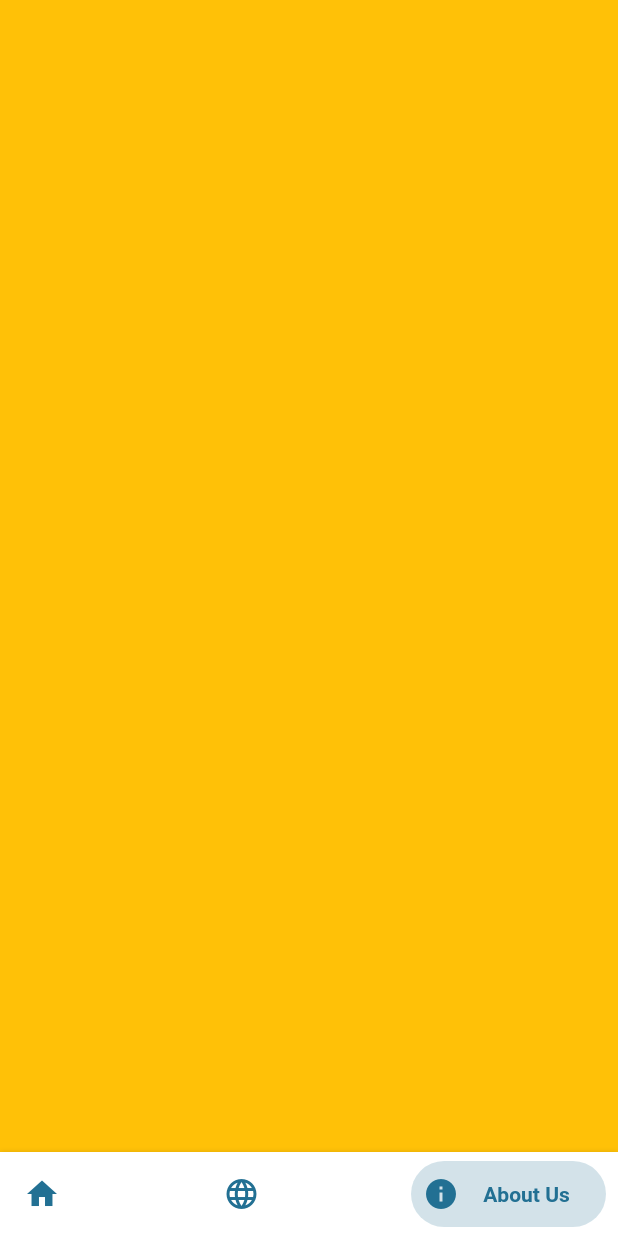
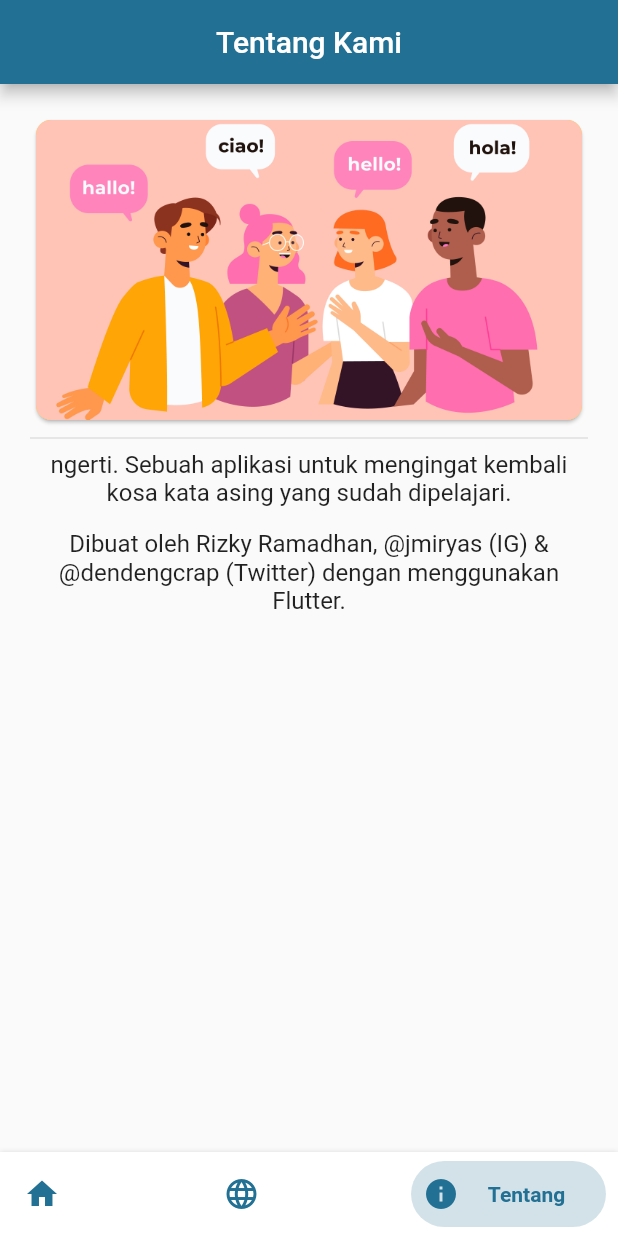
Before and after one commit to jmiryas/ngerti, a Flutter app: the screen it shows after launch, swiped to page 3, on a phone screen of 412 x 824 dp. Run offline on Flutter 3.47's test engine with Material 2 defaults, Android fonts, the phone set to English and light mode, and no system bars; drawn by our look-alikes of bottom_navy_bar; our stand-ins replace cloud_firestore, firebase_core; accounts and stored records are empty.

Commit message:
Add quiz and about us screen

```diff
--- /dev/null
+++ b/lib/screens/about_us_screen.dart
@@ -0,0 +1,70 @@
+import 'package:flutter/material.dart';
+
+import '../constants/constants.dart';
+
+class AboutUsScreen extends StatelessWidget {
+  const AboutUsScreen({Key? key}) : super(key: key);
+
+  @override
+  Widget build(BuildContext context) {
+    return Scaffold(
+      appBar: AppBar(
+        centerTitle: true,
+        title: const Text("Tentang Kami"),
+      ),
+      body: Container(
+        width: MediaQuery.of(context).size.width,
+        height: MediaQuery.of(context).size.height - 100.0,
+        margin: const EdgeInsets.symmetric(horizontal: 20.0, vertical: 20.0),
+        child: SingleChildScrollView(
+          child: Center(
+            child: Column(
+              children: [
+                Card(
+                  shape: RoundedRectangleBorder(
+                    borderRadius: BorderRadius.circular(10.0),
+                  ),
+                  child: Container(
+                    width: MediaQuery.of(context).size.width,
+                    height: 200.0,
+                    decoration: const BoxDecoration(
+                      color: Colors.amber,
+                      image: DecorationImage(
+                        fit: BoxFit.cover,
+                        image: AssetImage(wallpaperMenu),
+                      ),
+                      borderRadius: BorderRadius.all(
+                        Radius.circular(10.0),
+                      ),
+                    ),
+                  ),
+                ),
+                Divider(
+                  thickness: 1.0,
+                  color: Colors.grey.shade300,
+                ),
+                const Text(
+                  "ngerti. Sebuah aplikasi untuk mengingat kembali kosa kata asing yang sudah dipelajari.",
+                  textAlign: TextAlign.center,
+                  style: TextStyle(
+                    fontSize: 16.0,
+                  ),
+                ),
+                const SizedBox(
+                  height: 15.0,
+                ),
+                const Text(
+                  "Dibuat oleh Rizky Ramadhan, @jmiryas (IG) & @dendengcrap (Twitter) dengan menggunakan Flutter.",
+                  textAlign: TextAlign.center,
+                  style: TextStyle(
+                    fontSize: 16.0,
+                  ),
+                )
+              ],
+            ),
+          ),
+        ),
+      ),
+    );
+  }
+}
--- a/lib/screens/home_screen.dart
+++ b/lib/screens/home_screen.dart
@@ -1,5 +1,7 @@
 import 'package:flutter/material.dart';
 import 'package:bottom_navy_bar/bottom_navy_bar.dart';
+import 'package:ngerti/screens/about_us_screen.dart';
+import 'package:ngerti/screens/quiz_screen.dart';
 
 import '../constants/constants.dart';
 import '../screens/language_collection_screen.dart';
@@ -36,14 +38,10 @@ class _HomeScreenState extends State<HomeScreen> {
           onPageChanged: (index) {
             setState(() => _currentIndex = index);
           },
-          children: <Widget>[
-            const LanguageCollectionScreen(),
-            Container(
-              color: Colors.blueGrey,
-            ),
-            Container(
-              color: Colors.amber,
-            ),
+          children: const [
+            LanguageCollectionScreen(),
+            QuizScreen(),
+            AboutUsScreen(),
           ],
         ),
       ),
@@ -55,7 +53,7 @@ class _HomeScreenState extends State<HomeScreen> {
           items: [
             BottomNavyBarItem(
               icon: const Icon(Icons.home),
-              title: const Text("Home"),
+              title: const Text("Beranda"),
               activeColor: colorTheme,
               textAlign: TextAlign.center,
             ),
@@ -67,7 +65,7 @@ class _HomeScreenState extends State<HomeScreen> {
             ),
             BottomNavyBarItem(
               icon: const Icon(Icons.info),
-              title: const Text("About Us"),
+              title: const Text("Tentang Kami"),
               activeColor: colorTheme,
               textAlign: TextAlign.center,
             ),
--- a/lib/screens/language_collection_screen.dart
+++ b/lib/screens/language_collection_screen.dart
@@ -4,7 +4,6 @@ import 'package:cloud_firestore/cloud_firestore.dart';
 
 import '../constants/constants.dart';
 import '../widgets/info_widget.dart';
-import '../widgets/drawer_navigation_widget.dart';
 import '../models/language_collection_model.dart';
 
 class LanguageCollectionScreen extends StatelessWidget {
@@ -21,7 +20,6 @@ class LanguageCollectionScreen extends StatelessWidget {
         centerTitle: true,
         title: const Text("Koleksi Bahasa"),
       ),
-      drawer: const DrawerNavigationWidget(),
       body: StreamBuilder(
           stream: FirebaseFirestore.instance
               .collection(kLanguageCollectionTitle)
```
Also changed, not shown: lib/screens/quiz_screen.dart (added, +15 -0 lines), lib/widgets/drawer_navigation_widget.dart (deleted, +0 -72 lines).
